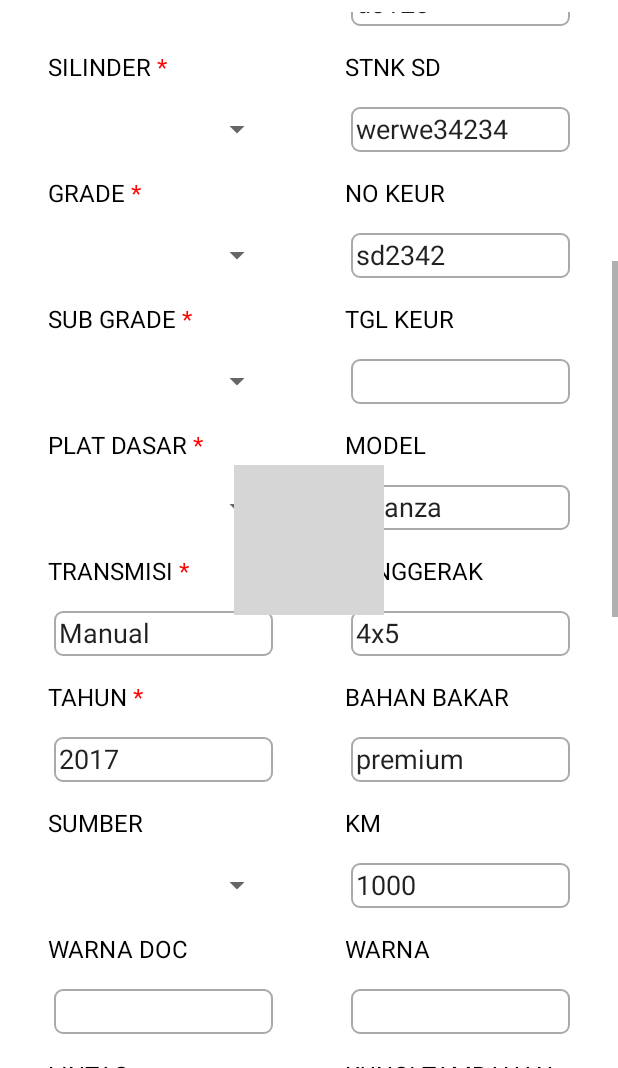
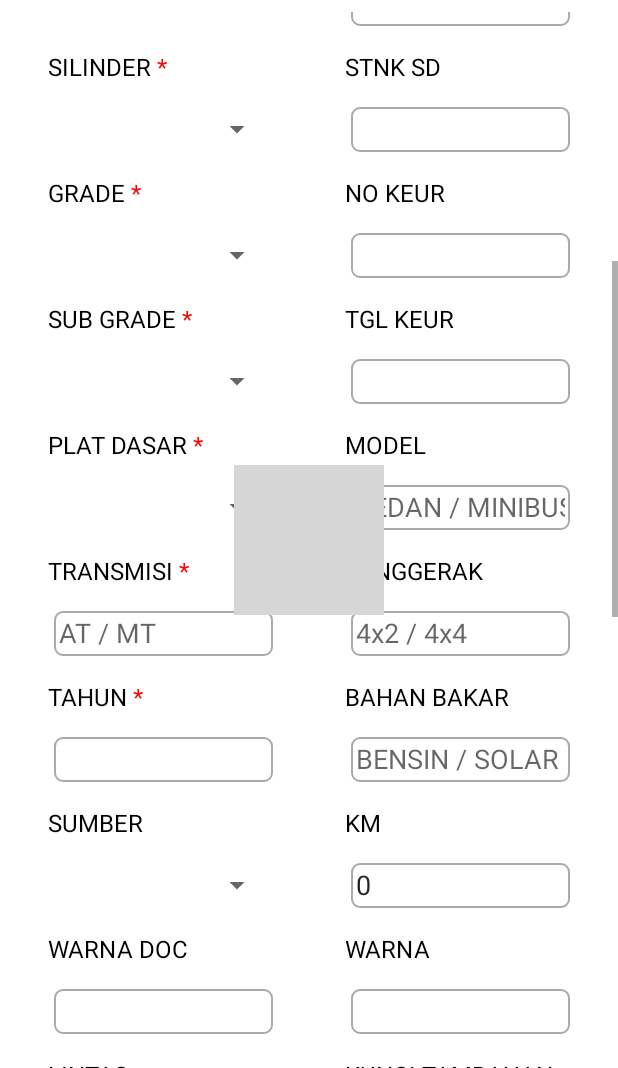
Before and after one commit to F4hm1/Ibid_MobilePDI, an Android app: the fragment AddPersiapan placed in its activity, scrolled down 492 dp, on a phone screen of 412 x 824 dp, the part 168-1236 px from its top. Run offline under Robolectric (Android 15) with nearby library versions, the phone set to English and light mode, and no system bars; our stand-ins replace ButterKnife; libraries missing offline, so code that uses them is left out: com.github.rahatarmanahmed.cpv; plain views replace CircularProgressView; 5 statements that could not run were skipped; grey boxes are pictures that could not be loaded.

Commit message:
hint, clear dummy

```diff
--- a/app/src/main/res/layout/content_addm.xml
+++ b/app/src/main/res/layout/content_addm.xml
@@ -349,6 +349,7 @@
                         android:text="Case"/>
                     <EditText
                         android:id="@+id/cases"
+                        android:hint="BUY BACK / WANPRES"
                         style="@style/SpinnerEditForm"
                         android:background="@drawable/edittext_style"/>
                 </LinearLayout>
--- a/app/src/main/res/layout/content_addp.xml
+++ b/app/src/main/res/layout/content_addp.xml
@@ -54,7 +54,7 @@
                     <EditText
                         android:id="@+id/no_polisi"
                         style="@style/SpinnerEditForm"
-                        android:text="b3434"
+                        android:text=""
                         android:background="@drawable/edittext_style" />
 
                     <TextView
@@ -64,7 +64,7 @@
                     <EditText
                         android:id="@+id/stnk_an"
                         style="@style/SpinnerEditForm"
-                        android:text="d23423"
+                        android:text=""
                         android:background="@drawable/edittext_style"/>
 
                     <TextView
@@ -74,7 +74,7 @@
                     <EditText
                         android:id="@+id/kota"
                         style="@style/SpinnerEditForm"
-                        android:text="depok"
+                        android:text=""
                         android:background="@drawable/edittext_style"/>
 
                     <TextView
@@ -139,7 +139,8 @@
                     <EditText
                         android:id="@+id/transmisi"
                         style="@style/SpinnerEditForm"
-                        android:text="Manual"
+                        android:hint="AT / MT"
+                        android:text=""
                         android:background="@drawable/edittext_style"/>
 
                     <TextView
@@ -150,7 +151,7 @@
                     <EditText
                         android:id="@+id/tahun"
                         style="@style/SpinnerEditForm"
-                        android:text="2017"
+                        android:text=""
                         android:background="@drawable/edittext_style"
                         android:inputType="number"/>
 
@@ -205,7 +206,7 @@
                     <EditText
                         android:id="@+id/no_rangka"
                         style="@style/SpinnerEditForm"
-                        android:text="asdas"
+                        android:text=""
                         android:background="@drawable/edittext_style"/>
 
                     <TextView
@@ -214,7 +215,7 @@
 
                     <EditText
                         android:id="@+id/no_mesin"
-                        android:text="sdfds"
+                        android:text=""
                         style="@style/SpinnerEditForm"
                         android:background="@drawable/edittext_style"/>
 
@@ -224,7 +225,7 @@
 
                     <EditText
                         android:id="@+id/no_bpkb"
-                        android:text="sdfsdf"
+                        android:text=""
                         style="@style/SpinnerEditForm"
                         android:background="@drawable/edittext_style"/>
 
@@ -235,7 +236,7 @@
                     <EditText
                         android:id="@+id/no_faktur"
                         style="@style/SpinnerEditForm"
-                        android:text="werewrw"
+                        android:text=""
                         android:background="@drawable/edittext_style"/>
 
                     <TextView
@@ -245,7 +246,7 @@
                     <EditText
                         android:id="@+id/no_stnk"
                         style="@style/SpinnerEditForm"
-                        android:text="ds123"
+                        android:text=""
                         android:background="@drawable/edittext_style"/>
 
                     <TextView
@@ -254,7 +255,7 @@
 
                     <EditText
                         android:id="@+id/stnk_sd"
-                        android:text="werwe34234"
+                        android:text=""
                         style="@style/SpinnerEditForm"
                         android:background="@drawable/edittext_style"
                         android:clickable="true"
@@ -269,7 +270,7 @@
                     <EditText
                         android:id="@+id/no_keur"
                         style="@style/SpinnerEditForm"
-                        android:text="sd2342"
+                        android:text=""
                         android:background="@drawable/edittext_style"/>
 
                     <TextView
@@ -292,7 +293,8 @@
                     <EditText
                         android:id="@+id/model"
                         style="@style/SpinnerEditForm"
-                        android:text="avanza"
+                        android:hint="SEDAN / MINIBUS"
+                        android:text=""
                         android:background="@drawable/edittext_style"/>
 
                     <TextView
@@ -302,7 +304,8 @@
                     <EditText
                         android:id="@+id/penggerak"
                         style="@style/SpinnerEditForm"
-                        android:text="4x5"
+                        android:hint="4x2 / 4x4"
+                        android:text=""
                         android:background="@drawable/edittext_style"/>
 
                     <TextView
@@ -312,7 +315,8 @@
                     <EditText
                         android:id="@+id/bahan_bakar"
                         style="@style/SpinnerEditForm"
-                        android:text="premium"
+                        android:hint="BENSIN / SOLAR / GAS"
+                        android:text=""
                         android:background="@drawable/edittext_style"/>
 
                     <TextView
@@ -322,7 +326,7 @@
                     <EditText
                         android:id="@+id/km"
                         style="@style/SpinnerEditForm"
-                        android:text="1000"
+                        android:text="0"
                         android:background="@drawable/edittext_style"
                         android:inputType="number"/>
 
@@ -342,7 +346,7 @@
                     <EditText
                         android:id="@+id/kunci_tambahan"
                         style="@style/SpinnerEditForm"
-                        android:text="asdas"
+                        android:text=""
                         android:background="@drawable/edittext_style"/>
 
                     <TextView
@@ -352,7 +356,7 @@
                     <EditText
                         android:id="@+id/biaya_administrasi"
                         style="@style/SpinnerEditForm"
-                        android:text="10000"
+                        android:text="1750000"
                         android:background="@drawable/edittext_style"
                         android:inputType="number"/>
 
@@ -364,7 +368,7 @@
                     <EditText
                         android:id="@+id/biaya_parkir"
                         style="@style/SpinnerEditForm"
-                        android:text="10000"
+                        android:text=""
                         android:background="@drawable/edittext_style"
                         android:inputType="number"
                         android:hint="0"/>
@@ -440,7 +444,7 @@
 
                     <EditText
                         android:id="@+id/no_identitas"
-                        android:text="123aeaa"
+                        android:text=""
                         style="@style/SpinnerEditForm"
                         android:background="@drawable/edittext_style"
                         android:visibility="gone"/>
@@ -580,7 +584,7 @@
                     <EditText
                         android:id="@+id/nama_pic"
                         style="@style/SpinnerEditForm"
-                        android:text="asdsa"
+                        android:text=""
                         android:background="@drawable/edittext_style" />
 
                 </LinearLayout>
@@ -598,7 +602,7 @@
 
                     <EditText
                         android:id="@+id/ponsel_pic"
-                        android:text="019732982"
+                        android:text=""
                         style="@style/SpinnerEditForm"
                         android:background="@drawable/edittext_style"
                         android:inputType="number"/>
@@ -640,7 +644,7 @@
 
                     <EditText
                         android:id="@+id/lokasi_asal_unit"
-                        android:text="cibinong"
+                        android:text=""
                         style="@style/SpinnerEditForm"
                         android:background="@drawable/edittext_style" />
 
@@ -659,7 +663,7 @@
 
                     <EditText
                         android:id="@+id/nama_pic_display"
-                        android:text="qweqw"
+                        android:text=""
                         style="@style/SpinnerEditForm"
                         android:background="@drawable/edittext_style"/>
 
```
